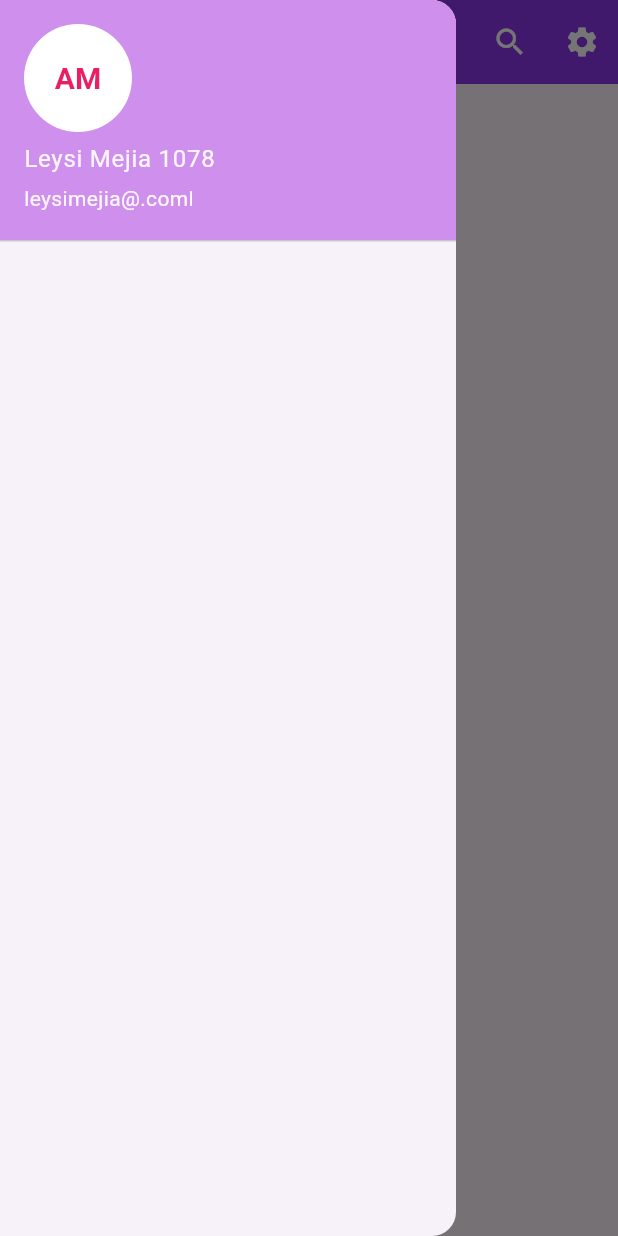
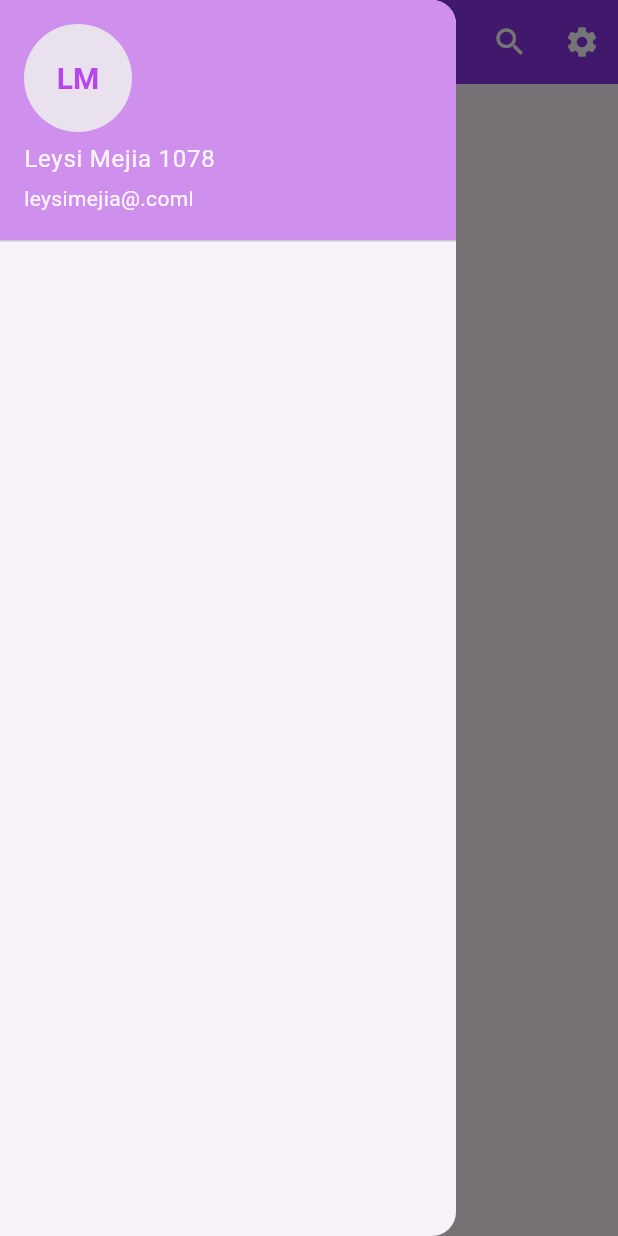
Before and after one commit to Leysi-Mejia-1078/UIII-Act4-Drawer-formularios, a Flutter app: the screen it shows after launch, with the side drawer open, on a phone screen of 412 x 824 dp. Run offline on Flutter 3.47's test engine with Material 3 defaults, Android fonts, the phone set to English and light mode, and no system bars.

Commit message:
agregue Avatar

```diff
--- a/lib/homepage.dart
+++ b/lib/homepage.dart
@@ -42,14 +42,14 @@ class HomePage extends StatelessWidget {
               accountEmail: Text("leysimejia@.coml"),
               currentAccountPicture: GestureDetector(
                 child: CircleAvatar(
+                  backgroundColor: const Color.fromARGB(255, 233, 225, 238),
                   child: Text(
-                    "AM",
+                    "LM",
                     style: TextStyle(
-                        color: Colors.pink,
+                        color: const Color.fromARGB(255, 183, 71, 235),
                         fontSize: 20.0,
                         fontWeight: FontWeight.bold),
                   ),
-                  backgroundColor: Colors.white,
                 ),
               ),
             )
```
Also changed, not shown: recursos/image-2.png (added), 1 other file.
